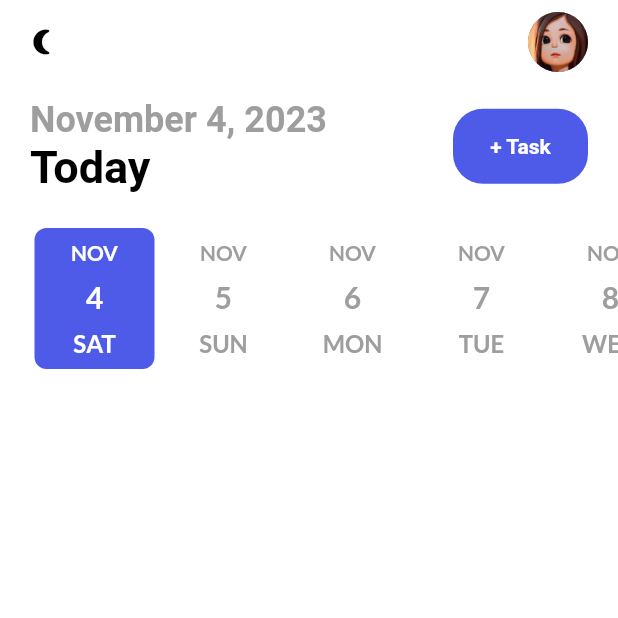
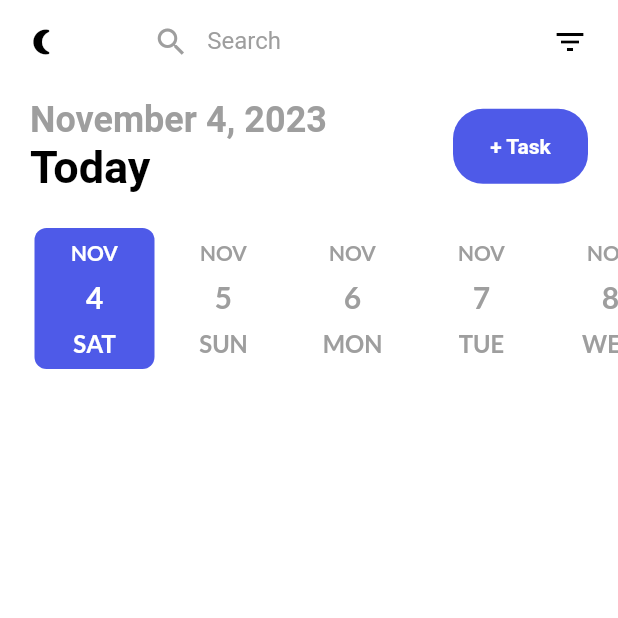
Before and after one commit to kalanaweranga-Task/Task_Manager_App, a Flutter app: the screen it shows after launch, on a phone screen of 412 x 824 dp, the top half of it. Run offline on Flutter 3.47's test engine with Material 2 defaults, Android fonts, the phone set to English and light mode, and no system bars; drawn by our look-alikes of date_picker_timeline; our stand-ins replace flutter_local_notifications, flutter_staggered_animations, get, get_storage, google_fonts, sqflite and 1 more; accounts and stored records are empty.

Commit message:
created search

```diff
--- a/lib/ui/home_page.dart
+++ b/lib/ui/home_page.dart
@@ -29,15 +29,23 @@ class HomePage extends StatefulWidget {
 class _HomePageState extends State<HomePage> {
   DateTime _selectedDate = DateTime.now();
   final _taskController = Get.put(TaskController());
+  List<Task> display_list = [];
+
   late NotifyHelper notifyHelper;
 
   @override
   void initState() {
+    // setState(() async{
+    _taskController.getTask();
+    display_list = _taskController.taskList;
+
+    // });
     super.initState();
     notifyHelper = NotifyHelper();
     notifyHelper.initializeNotification();
     notifyHelper.requestIOSPermissions();
   }
+  //  List<Task> display_list = List.from(Get.put(_TaskController()).taskList);
 
   @override
   Widget build(BuildContext context) {
@@ -52,6 +60,12 @@ class _HomePageState extends State<HomePage> {
           const SizedBox(
             height: 10,
           ),
+          // _taskController.taskList.length == 0 ?
+          //   Center(
+          //     child: Text("No Task Found",style: titleStyle,),
+          //   )
+
+          // :
           _showTask(),
         ],
       ),
@@ -59,6 +73,7 @@ class _HomePageState extends State<HomePage> {
   }
 
   _showTask() {
+    print("Length::::${_taskController.taskList.length}");
     return Expanded(
       child: Obx(() {
         return ListView.builder(
@@ -72,9 +87,9 @@ class _HomePageState extends State<HomePage> {
                   task.repeat == 'Monthly' ||
                   task.repeat == 'Annualy') {
                 String timeString = task.startTime.toString();
-                print("1::::$timeString");
+                // print("1::::$timeString");
                 DateTime parsedTime = DateFormat('h:mm a').parse(timeString);
-                print("2::::$parsedTime");
+                // print("2::::$parsedTime");
                 String formattedTime = DateFormat.jm().format(parsedTime);
                 DateTime date = DateFormat.jm().parse(formattedTime);
                 var myTime = DateFormat("HH:mm").format(date);
@@ -106,7 +121,6 @@ class _HomePageState extends State<HomePage> {
                   return Container();
                 }
               }
-
             });
       }),
     );
@@ -264,9 +278,44 @@ class _HomePageState extends State<HomePage> {
                 onTap: () async {
                   await Get.to(() => AddTaskPage());
                   _taskController.getTask();
+                  display_list = _taskController.taskList;
+
                 })
           ],
         ));
+  }
+
+  _searchBox() {
+    return Container(
+        width: MediaQuery.of(context).size.width * 0.65,
+        child: TextField(
+          onChanged: (value) => updateList(value),
+          style: TextStyle(color: Colors.grey),
+          decoration: InputDecoration(
+            border: OutlineInputBorder(
+              borderRadius: BorderRadius.circular(10),
+              borderSide: BorderSide.none,
+            ),
+            hintText: "Search",
+            hintStyle: const TextStyle(color: Colors.grey),
+            prefixIcon: const Icon(
+              Icons.search,
+              color: Colors.grey,
+            ),
+          ),
+        ));
+  }
+
+  void updateList(String value) {
+    //search filtering list
+    // print("VALUE::::" + value);
+    // print("LENGTH_LIST:::: ${display_list.length}");
+    setState(() {
+      _taskController.taskList = RxList<Task>.from(display_list.where(
+          (element) =>
+              element.title!.toLowerCase().contains(value.toLowerCase())));
+      print(_taskController.taskList.length);
+    });
   }
 
   _appBar() {
@@ -291,11 +340,19 @@ class _HomePageState extends State<HomePage> {
           color: Get.isDarkMode ? Colors.white : Colors.black,
         ),
       ),
-      actions: const [
-        CircleAvatar(
-          backgroundImage: AssetImage("images/profile.jpg"),
+      actions: [
+        _searchBox(),
+        const SizedBox(
+          width: 10,
         ),
-        SizedBox(
+        // const CircleAvatar(
+        const Icon(
+          Icons.filter_list,
+          color: Colors.black,
+        ),
+        // backgroundImage: AssetImage("images/profile.jpg"),
+        // ),
+        const SizedBox(
           width: 20,
         )
       ],
```
Lines whose indentation alone changed are shown as unchanged.
